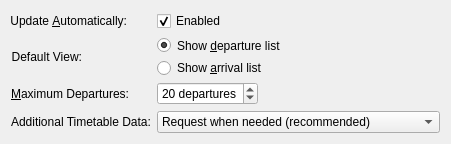
Above: applet/publicTransportConfigAdvanced.ui from KDE/publictransport before the change. Below: the same form after it.
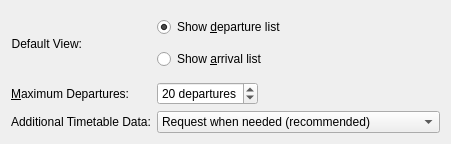
That is the form after the change. Custom widgets are drawn as their Qt base class.

Patch:
```diff
--- a/applet/publicTransportConfigAdvanced.ui
+++ b/applet/publicTransportConfigAdvanced.ui
@@ -15,35 +15,6 @@
     <enum>QFormLayout::ExpandingFieldsGrow</enum>
    </property>
    <item row="0" column="0">
-    <widget class="QLabel" name="lblUpdateAutomatically">
-     <property name="text">
-      <string comment="@label">Update &amp;Automatically:</string>
-     </property>
-     <property name="alignment">
-      <set>Qt::AlignRight|Qt::AlignTrailing|Qt::AlignVCenter</set>
-     </property>
-     <property name="buddy">
-      <cstring>updateAutomatically</cstring>
-     </property>
-    </widget>
-   </item>
-   <item row="0" column="1">
-    <widget class="QCheckBox" name="updateAutomatically">
-     <property name="sizePolicy">
-      <sizepolicy hsizetype="Fixed" vsizetype="Fixed">
-       <horstretch>0</horstretch>
-       <verstretch>0</verstretch>
-      </sizepolicy>
-     </property>
-     <property name="text">
-      <string comment="@option:check">Enabled</string>
-     </property>
-     <property name="checked">
-      <bool>true</bool>
-     </property>
-    </widget>
-   </item>
-   <item row="1" column="0">
     <widget class="QLabel" name="lblDefaultView">
      <property name="sizePolicy">
       <sizepolicy hsizetype="Preferred" vsizetype="Expanding">
@@ -59,7 +30,7 @@
      </property>
     </widget>
    </item>
-   <item row="1" column="1">
+   <item row="0" column="1">
     <widget class="QWidget" name="widget_2" native="true">
      <property name="sizePolicy">
       <sizepolicy hsizetype="Preferred" vsizetype="Preferred">
```
Left out of the diff: 26 changed lines with no effect on the pictures.
